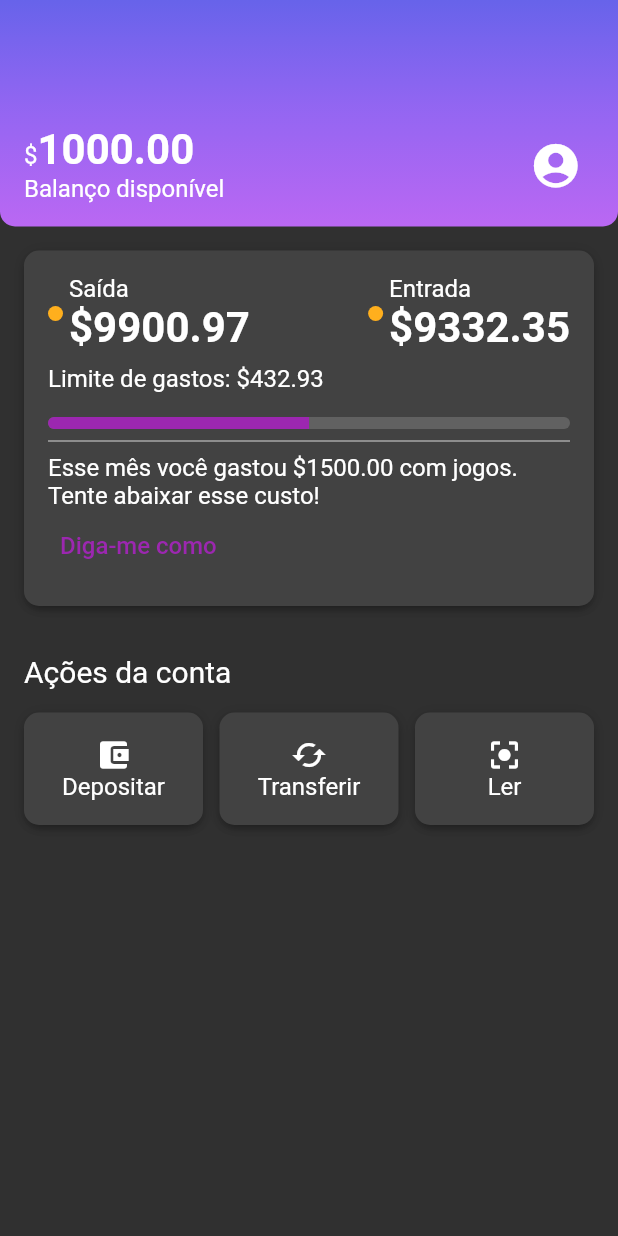
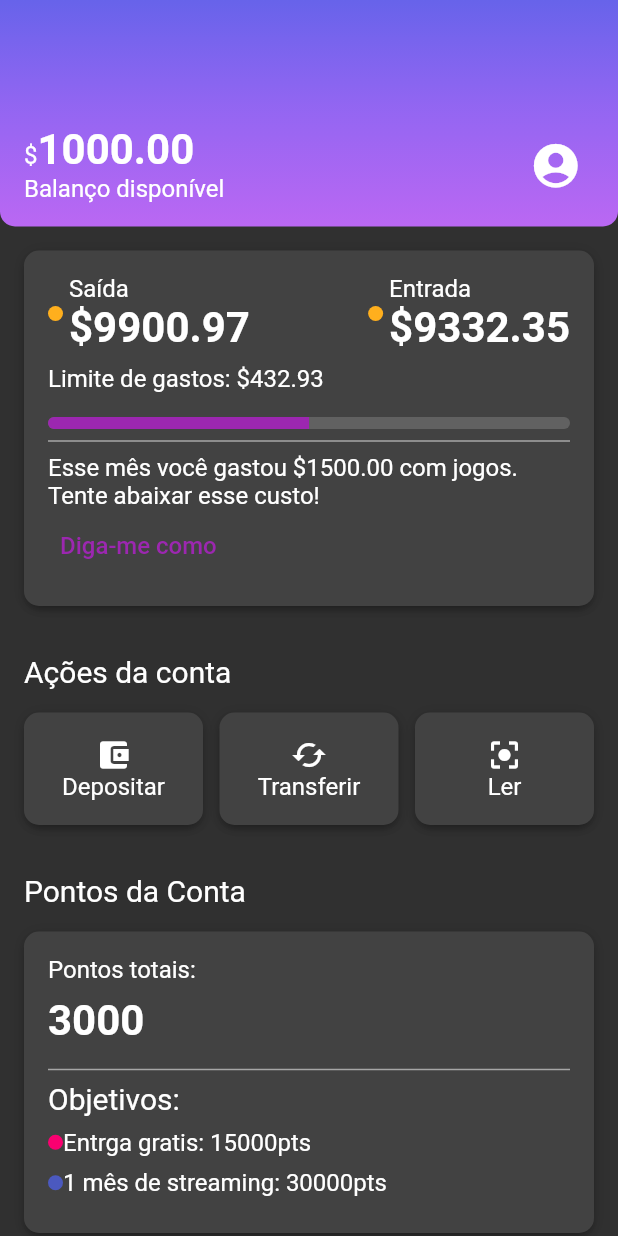
Before and after one commit to RafaellaBarbosa/alubank, a Flutter app: the screen it shows after launch, on a phone screen of 412 x 824 dp. Run offline on Flutter 3.47's test engine with Material 2 defaults, Android fonts, the phone set to English and light mode, and no system bars.

Commit message:
AccountPoints

```diff
--- a/lib/components/sections/account_actions.dart
+++ b/lib/components/sections/account_actions.dart
@@ -39,7 +39,7 @@ class AccountActions extends StatelessWidget {
             Expanded(
               child: BoxCard(
                 onTap: () {
-                  print("Ler");
+
                 },
                 boxContent: const _AccountActionsContent(
                   icon: Icons.center_focus_strong,
@@ -58,7 +58,7 @@ class _AccountActionsContent extends StatelessWidget {
   final IconData icon;
   final String text;
   const _AccountActionsContent(
-      {super.key, required this.icon, required this.text});
+      {required this.icon, required this.text});
 
   @override
   Widget build(BuildContext context) {
--- /dev/null
+++ b/lib/components/sections/account_points.dart
@@ -0,0 +1,80 @@
+import 'package:alubank/components/box_card.dart';
+import 'package:alubank/components/color_dot.dart';
+import 'package:alubank/components/content_division.dart';
+import 'package:alubank/theme/theme_colors.dart';
+import 'package:flutter/material.dart';
+
+class AccountPoints extends StatelessWidget {
+  const AccountPoints({super.key});
+
+  @override
+  Widget build(BuildContext context) {
+    return Padding(
+        padding: const EdgeInsets.all(16),
+        child: Column(
+          crossAxisAlignment: CrossAxisAlignment.start,
+          children: [
+            Padding(
+              padding: const EdgeInsets.only(bottom: 16.0),
+              child: Text(
+                'Pontos da Conta',
+                style: Theme.of(context).textTheme.titleMedium,
+              ),
+            ),
+            BoxCard(
+              boxContent: Column(
+                crossAxisAlignment: CrossAxisAlignment.start,
+                children: [
+                  const Padding(
+                    padding: EdgeInsets.only(bottom: 8.0),
+                    child: Text('Pontos totais:'),
+                  ),
+                  Padding(
+                    padding: const EdgeInsets.only(bottom: 8.0),
+                    child: Text(
+                      '3000',
+                      style: Theme.of(context).textTheme.bodyLarge,
+                    ),
+                  ),
+                  const ContentDivision(),
+                  Padding(
+                    padding: const EdgeInsets.only(bottom: 8.0),
+                    child: Text(
+                      'Objetivos:',
+                      style: Theme.of(context).textTheme.titleMedium,
+                    ),
+                  ),
+                  _ObjectivePoints(
+                    color: ThemeColors.recentActivity['delivery'],
+                    text: 'Entrga gratis: 15000pts',
+                  ),
+                  _ObjectivePoints(
+                    color: ThemeColors.recentActivity['streaming'],
+                    text: '1 mês de streaming: 30000pts',
+                  ),
+                ],
+              ),
+            ),
+          ],
+        ));
+  }
+}
+
+class _ObjectivePoints extends StatelessWidget {
+  final Color? color;
+  final String text;
+  const _ObjectivePoints({required this.color, required this.text});
+
+  @override
+  Widget build(BuildContext context) {
+    return Padding(
+      padding: const EdgeInsets.only(bottom: 8.0),
+      child: Row(
+        children: [
+          ColorDot(color: color),
+          Text(text),
+        ],
+      ),
+    );
+  }
+}
--- a/lib/screens/home.dart
+++ b/lib/screens/home.dart
@@ -1,4 +1,5 @@
 import 'package:alubank/components/sections/account_actions.dart';
+import 'package:alubank/components/sections/account_points.dart';
 import 'package:alubank/components/sections/header.dart';
 import 'package:alubank/components/sections/recent_activity.dart';
 import 'package:flutter/material.dart';
@@ -12,7 +13,12 @@ class Home extends StatelessWidget {
         body: SingleChildScrollView(
       child: Column(
         mainAxisAlignment: MainAxisAlignment.start,
-        children: const [Header(), RecentActivity(), AccountActions()],
+        children: const [
+          Header(),
+          RecentActivity(),
+          AccountActions(),
+          AccountPoints(),
+        ],
       ),
     ));
   }
--- a/lib/theme/theme_colors.dart
+++ b/lib/theme/theme_colors.dart
@@ -10,6 +10,8 @@ class ThemeColors {
   static const recentActivity = {
     'spent': Color.fromRGBO(255, 175, 29, 1.0),
     'income': Color.fromRGBO(191, 69, 198, 1.0),
+    'delivery': Color.fromRGBO(250, 0, 112, 1),
+    'streaming': Color.fromRGBO(75, 89, 191, 1),
   };
 
   static const division = Color.fromRGBO(166, 166, 166, 1);
```
